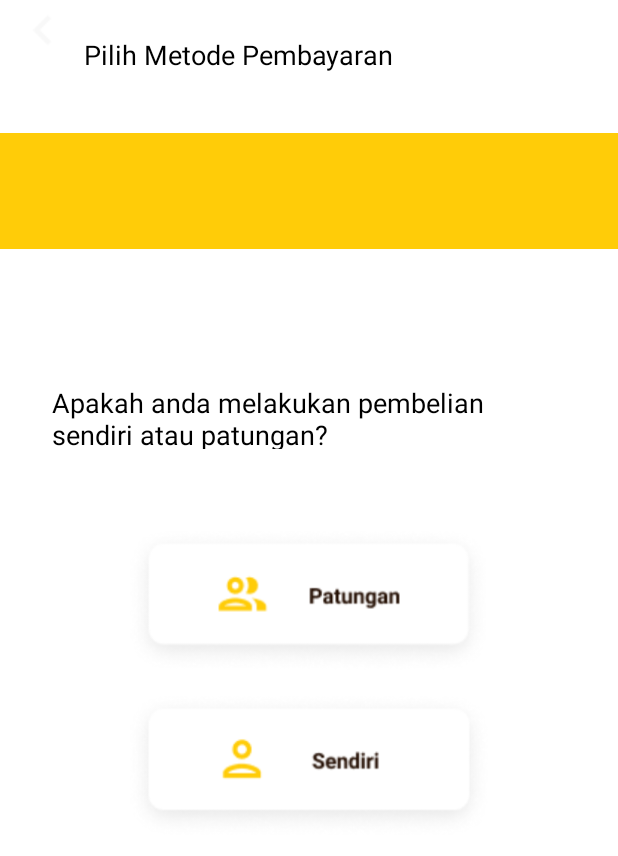
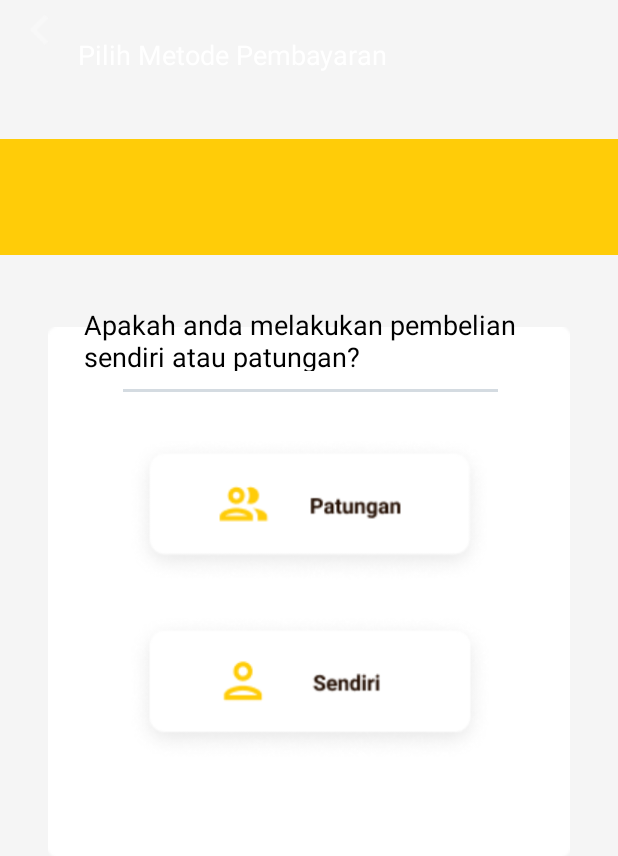
Before and after one commit to reyhanyogs/Satu.in, an Android app: the PilihMetode screen opened directly, with no data from a screen before it, on a phone screen of 412 x 824 dp. Shown: the top 856 px of the screen. Run offline under Robolectric (Android 15) with nearby library versions, the phone set to English and light mode, and no system bars; Roboto replaces fonts that are not available here.

Commit message:
New UI Pilih Metode

```diff
--- a/app/src/main/AndroidManifest.xml
+++ b/app/src/main/AndroidManifest.xml
@@ -9,7 +9,8 @@
         android:roundIcon="@mipmap/ic_launcher_round"
         android:supportsRtl="true"
         android:theme="@style/Theme.Satuin">
-        <activity android:name=".PilihMetode"></activity>
+        <activity android:name=".DetailMakananSendiri"></activity>
+        <activity android:name=".PilihMetode" />
         <activity android:name=".Register" />
         <activity android:name=".GettingStarted2" />
         <activity android:name=".Login" />
--- a/app/src/main/res/layout/activity_pilih_metode.xml
+++ b/app/src/main/res/layout/activity_pilih_metode.xml
@@ -4,13 +4,14 @@
     xmlns:tools="http://schemas.android.com/tools"
     android:layout_width="match_parent"
     android:layout_height="match_parent"
+    android:background="@color/Whitebg"
     tools:context=".PilihMetode">
 
     <ImageView
         android:id="@+id/imageView6"
         android:layout_width="463dp"
         android:layout_height="137dp"
-        android:layout_marginBottom="628dp"
+        android:layout_marginBottom="624dp"
         app:layout_constraintBottom_toBottomOf="parent"
         app:srcCompat="@drawable/bgpm"
         tools:ignore="MissingConstraints"
@@ -27,18 +28,66 @@
         android:layout_marginRight="150dp"
         android:fontFamily="@font/roboto_medium"
         android:text="@string/pmPilih"
-        android:textColor="@color/black"
+        android:textColor="@color/white"
         android:textSize="18sp"
         app:layout_constraintEnd_toEndOf="parent"
-        app:layout_constraintHorizontal_bias="1.0"
         app:layout_constraintStart_toStartOf="parent"
         app:layout_constraintTop_toTopOf="parent" />
 
+    <ImageView
+        android:id="@+id/imageView9"
+        android:layout_width="361dp"
+        android:layout_height="353dp"
+        android:layout_marginStart="40dp"
+        android:layout_marginLeft="40dp"
+        android:layout_marginTop="104dp"
+        android:layout_marginEnd="40dp"
+        android:layout_marginRight="40dp"
+        app:layout_constraintBottom_toBottomOf="parent"
+        app:layout_constraintEnd_toEndOf="parent"
+        app:layout_constraintStart_toStartOf="parent"
+        app:layout_constraintTop_toTopOf="parent"
+        app:layout_constraintVertical_bias="0.31"
+        app:srcCompat="@drawable/bgpmbtn" />
+
+    <androidx.appcompat.widget.AppCompatButton
+        android:id="@+id/btnsendiri"
+        android:layout_width="244dp"
+        android:layout_height="98dp"
+        android:layout_marginTop="20dp"
+        android:background="@drawable/pmbtnsendiri"
+        app:layout_constraintEnd_toEndOf="parent"
+        app:layout_constraintHorizontal_bias="0.502"
+        app:layout_constraintStart_toStartOf="parent"
+        app:layout_constraintTop_toBottomOf="@+id/btnpatungan" />
+
+    <androidx.appcompat.widget.AppCompatButton
+        android:id="@+id/btnpatungan"
+        android:layout_width="244dp"
+        android:layout_height="98dp"
+        android:layout_marginTop="44dp"
+        android:background="@drawable/pmbtnpatungan"
+        app:layout_constraintEnd_toEndOf="parent"
+        app:layout_constraintHorizontal_bias="0.502"
+        app:layout_constraintStart_toStartOf="parent"
+        app:layout_constraintTop_toBottomOf="@+id/textView6" />
+
+    <ImageView
+        android:id="@+id/imageView10"
+        android:layout_width="300dp"
+        android:layout_height="wrap_content"
+        android:layout_marginTop="12dp"
+        app:layout_constraintEnd_toEndOf="parent"
+        app:layout_constraintHorizontal_bias="0.504"
+        app:layout_constraintStart_toStartOf="parent"
+        app:layout_constraintTop_toBottomOf="@+id/textView6"
+        app:srcCompat="@drawable/bgpmvctr" />
+
     <TextView
         android:id="@+id/textView6"
-        android:layout_width="343dp"
+        android:layout_width="300dp"
         android:layout_height="43dp"
-        android:layout_marginTop="256dp"
+        android:layout_marginTop="204dp"
         android:fontFamily="@font/roboto_medium"
         android:text="@string/pmTanya"
         android:textColor="@color/black"
@@ -46,26 +95,6 @@
         app:layout_constraintEnd_toEndOf="parent"
         app:layout_constraintStart_toStartOf="parent"
         app:layout_constraintTop_toTopOf="parent" />
-
-    <androidx.appcompat.widget.AppCompatButton
-        android:id="@+id/btnpatungan"
-        android:layout_width="244dp"
-        android:layout_height="98dp"
-        android:layout_marginTop="52dp"
-        android:background="@drawable/pmbtnpatungan"
-        app:layout_constraintEnd_toEndOf="parent"
-        app:layout_constraintStart_toStartOf="parent"
-        app:layout_constraintTop_toBottomOf="@+id/textView6" />
-
-    <androidx.appcompat.widget.AppCompatButton
-        android:id="@+id/btnsendiri"
-        android:layout_width="244dp"
-        android:layout_height="98dp"
-        android:layout_marginTop="12dp"
-        android:background="@drawable/pmbtnsendiri"
-        app:layout_constraintEnd_toEndOf="parent"
-        app:layout_constraintStart_toStartOf="parent"
-        app:layout_constraintTop_toBottomOf="@+id/btnpatungan" />
 
     <androidx.appcompat.widget.AppCompatButton
         android:id="@+id/btnback"
@@ -77,4 +106,5 @@
         tools:layout_editor_absoluteY="16dp"
         tools:ignore="MissingConstraints" />
 
+
 </androidx.constraintlayout.widget.ConstraintLayout>
--- a/app/src/main/res/values/colors.xml
+++ b/app/src/main/res/values/colors.xml
@@ -10,4 +10,5 @@
     <color name="white">#FFFFFFFF</color>
     <color name="Brown2">#482611</color>
     <color name="Transparent">#00000000</color>
+    <color name="Whitebg">#F5F5F5F5</color>
 </resources>
```
Also changed, not shown: app/src/main/res/drawable/bgpmbtn.png, app/src/main/res/drawable/bgpmvctr.png (added).
